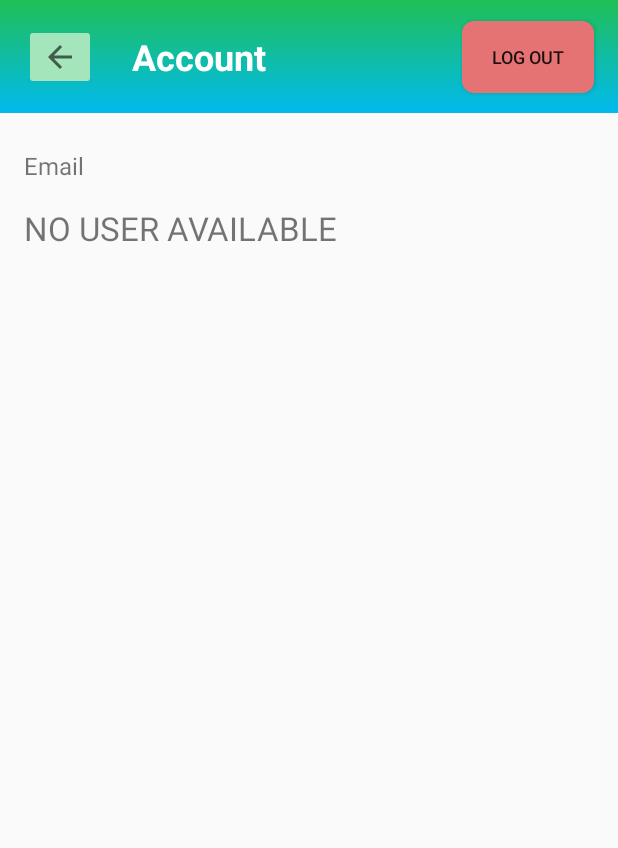
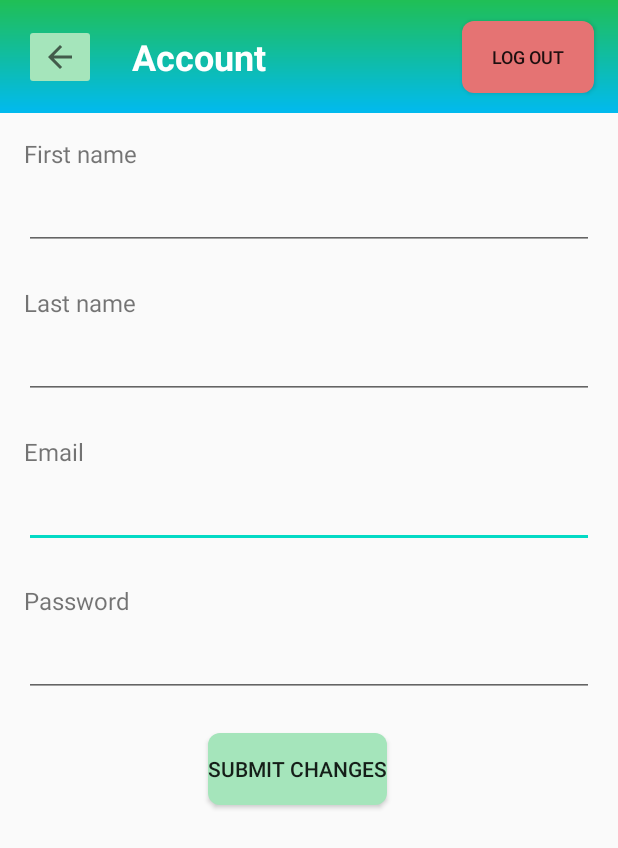
Before and after one commit to LiisMarie/Sportmap, an Android app: the AccountActivity screen opened directly, with no data from a screen before it, on a phone screen of 412 x 824 dp. Shown: the top 848 px of the screen. Run offline under Robolectric (Android 15) with nearby library versions, the phone set to English and light mode, and no system bars; our stand-ins replace Volley.

Commit message:
User can create an account in app, account info is saved locally. Account gets created in backend server. Session start and location updates are synced realtime to backend service during active session.

```diff
--- a/app/src/main/java/ee/taltech/likutt/iti0213_2019s_hw02/LoginActivity.kt
+++ b/app/src/main/java/ee/taltech/likutt/iti0213_2019s_hw02/LoginActivity.kt
@@ -62,7 +62,7 @@ class LoginActivity : AppCompatActivity() {
 
                     val repo = Repository(this).open()
                     repo.deleteUser()
-                    repo.addUser(email, password, "", "")
+                    repo.addUser(email, password, "", "")  // todo add first and lastname too
 
                     val intent = Intent(this, AccountActivity::class.java)
                     intent.flags = Intent.FLAG_ACTIVITY_CLEAR_TOP;
--- a/app/src/main/java/ee/taltech/likutt/iti0213_2019s_hw02/Repository.kt
+++ b/app/src/main/java/ee/taltech/likutt/iti0213_2019s_hw02/Repository.kt
@@ -4,7 +4,6 @@ import android.content.ContentValues
 import android.content.Context
 import android.database.Cursor
 import android.database.sqlite.SQLiteDatabase
-import android.provider.ContactsContract
 
 class Repository(val context: Context) {
     private lateinit var dbHelper: DatabaseHelper
--- a/app/src/main/res/layout/activity_account.xml
+++ b/app/src/main/res/layout/activity_account.xml
@@ -46,23 +46,11 @@
         android:id="@+id/textView7"
         android:layout_width="wrap_content"
         android:layout_height="22dp"
-        android:layout_marginStart="16dp"
         android:layout_marginTop="24dp"
         android:text="Email"
         android:textSize="16sp"
-        app:layout_constraintStart_toStartOf="parent"
-        app:layout_constraintTop_toBottomOf="@+id/toolbar" />
-
-    <TextView
-        android:id="@+id/textViewEmail"
-        android:layout_width="0dp"
-        android:layout_height="wrap_content"
-        android:layout_marginTop="16dp"
-        android:layout_marginEnd="16dp"
-        android:textSize="22sp"
-        app:layout_constraintEnd_toEndOf="parent"
-        app:layout_constraintStart_toStartOf="@+id/textView7"
-        app:layout_constraintTop_toBottomOf="@+id/textView7" />
+        app:layout_constraintStart_toStartOf="@+id/editTextFirstName"
+        app:layout_constraintTop_toBottomOf="@+id/editTextLastName" />
 
     <Button
         android:id="@+id/buttonLogOut"
@@ -77,4 +65,93 @@
         app:layout_constraintEnd_toEndOf="parent"
         app:layout_constraintTop_toTopOf="parent" />
 
+    <TextView
+        android:id="@+id/textView8"
+        android:layout_width="wrap_content"
+        android:layout_height="wrap_content"
+        android:layout_marginStart="16dp"
+        android:layout_marginTop="16dp"
+        android:text="First name"
+        android:textSize="16sp"
+        app:layout_constraintStart_toStartOf="parent"
+        app:layout_constraintTop_toBottomOf="@+id/toolbar" />
+
+    <EditText
+        android:id="@+id/editTextEmail"
+        android:layout_width="0dp"
+        android:layout_height="wrap_content"
+        android:layout_marginStart="16dp"
+        android:layout_marginTop="8dp"
+        android:layout_marginEnd="16dp"
+        android:ems="10"
+        app:layout_constraintEnd_toEndOf="parent"
+        app:layout_constraintHorizontal_bias="1.0"
+        app:layout_constraintStart_toStartOf="parent"
+        app:layout_constraintTop_toBottomOf="@+id/textView7" />
+
+    <EditText
+        android:id="@+id/editTextFirstName"
+        android:layout_width="0dp"
+        android:layout_height="wrap_content"
+        android:layout_marginTop="8dp"
+        android:layout_marginEnd="16dp"
+        android:ems="10"
+        android:inputType="textPersonName"
+        app:layout_constraintEnd_toEndOf="parent"
+        app:layout_constraintStart_toStartOf="@+id/textView8"
+        app:layout_constraintTop_toBottomOf="@+id/textView8" />
+
+    <EditText
+        android:id="@+id/editTextLastName"
+        android:layout_width="0dp"
+        android:layout_height="wrap_content"
+        android:layout_marginTop="8dp"
+        android:ems="10"
+        android:inputType="textPersonName"
+        app:layout_constraintEnd_toEndOf="@+id/editTextFirstName"
+        app:layout_constraintStart_toStartOf="@+id/textView8"
+        app:layout_constraintTop_toBottomOf="@+id/textView12" />
+
+    <TextView
+        android:id="@+id/textView12"
+        android:layout_width="wrap_content"
+        android:layout_height="wrap_content"
+        android:layout_marginTop="24dp"
+        android:text="Last name"
+        android:textSize="16sp"
+        app:layout_constraintStart_toStartOf="@+id/textView8"
+        app:layout_constraintTop_toBottomOf="@+id/editTextFirstName" />
+
+    <EditText
+        android:id="@+id/editTextPassword"
+        android:layout_width="0dp"
+        android:layout_height="wrap_content"
+        android:layout_marginTop="8dp"
+        android:ems="10"
+        android:inputType="textPassword"
+        app:layout_constraintEnd_toEndOf="@+id/editTextEmail"
+        app:layout_constraintStart_toStartOf="@+id/textView8"
+        app:layout_constraintTop_toBottomOf="@+id/textView13" />
+
+    <TextView
+        android:id="@+id/textView13"
+        android:layout_width="wrap_content"
+        android:layout_height="wrap_content"
+        android:layout_marginTop="24dp"
+        android:text="Password"
+        android:textSize="16sp"
+        app:layout_constraintStart_toStartOf="@+id/textView8"
+        app:layout_constraintTop_toBottomOf="@+id/editTextEmail" />
+
+    <Button
+        android:id="@+id/buttonUpdateData"
+        android:layout_width="wrap_content"
+        android:layout_height="wrap_content"
+        android:layout_marginTop="24dp"
+        android:text="Submit changes"
+        android:background="@drawable/roundedbutton"
+        app:layout_constraintEnd_toEndOf="@+id/editTextFirstName"
+        app:layout_constraintStart_toStartOf="parent"
+        app:layout_constraintTop_toBottomOf="@+id/editTextPassword" />
+
 </androidx.constraintlayout.widget.ConstraintLayout>
```
Also changed, not shown: app/src/main/java/ee/taltech/likutt/iti0213_2019s_hw02/AccountActivity.kt (+58 -3 lines), app/src/main/java/ee/taltech/likutt/iti0213_2019s_hw02/LocationService.kt (+5 -2 lines).
